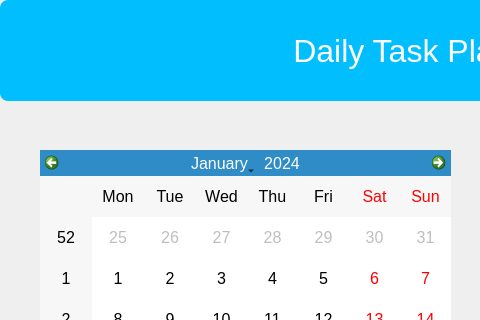
First picture: the form in Main/main.ui, repository GarrettC013/BitLords-Inc, before the edit; both pictures show x 0 to 480 and y 0 to 320 of the 852 by 514 pixel window.
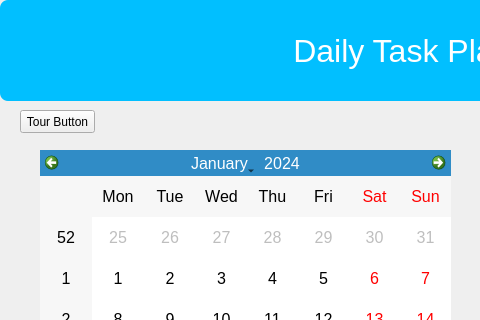
Second picture: the form after the edit.

Commit message: Guided Tour

Patch:
```diff
--- a/Main/main.ui
+++ b/Main/main.ui
@@ -112,6 +112,19 @@
     <string notr="true">font:12pt;</string>
    </property>
   </widget>
+  <widget class="QPushButton" name="tourButton">
+   <property name="geometry">
+    <rect>
+     <x>20</x>
+     <y>110</y>
+     <width>75</width>
+     <height>23</height>
+    </rect>
+   </property>
+   <property name="text">
+    <string>Tour Button</string>
+   </property>
+  </widget>
  </widget>
  <resources/>
  <connections/>
```
The commit also changes 3 other files.
